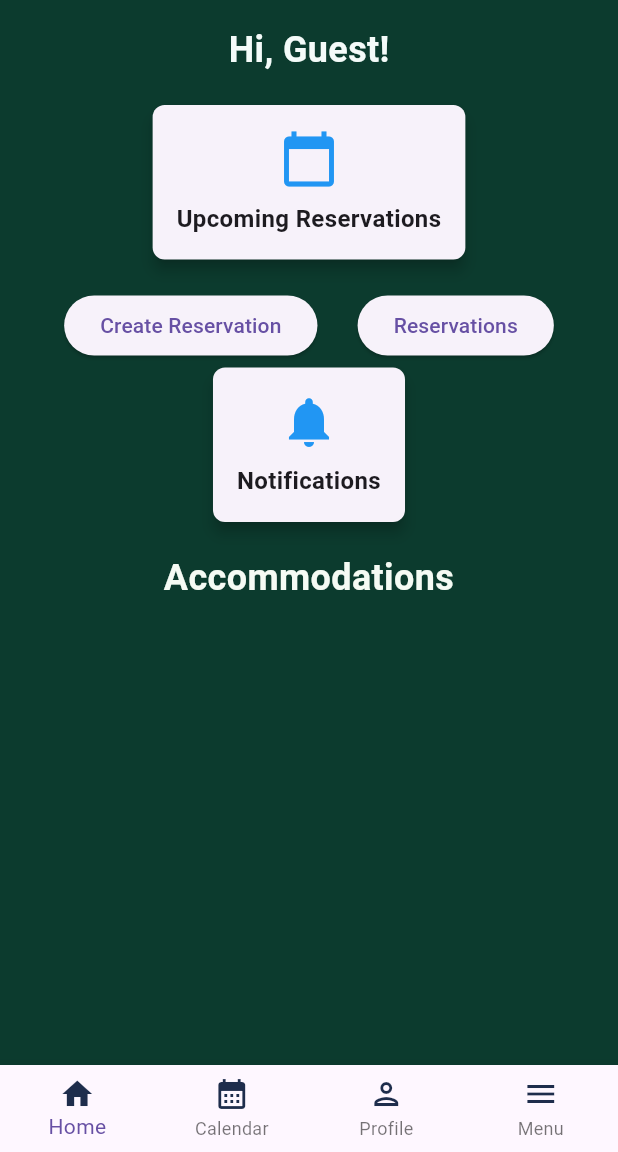
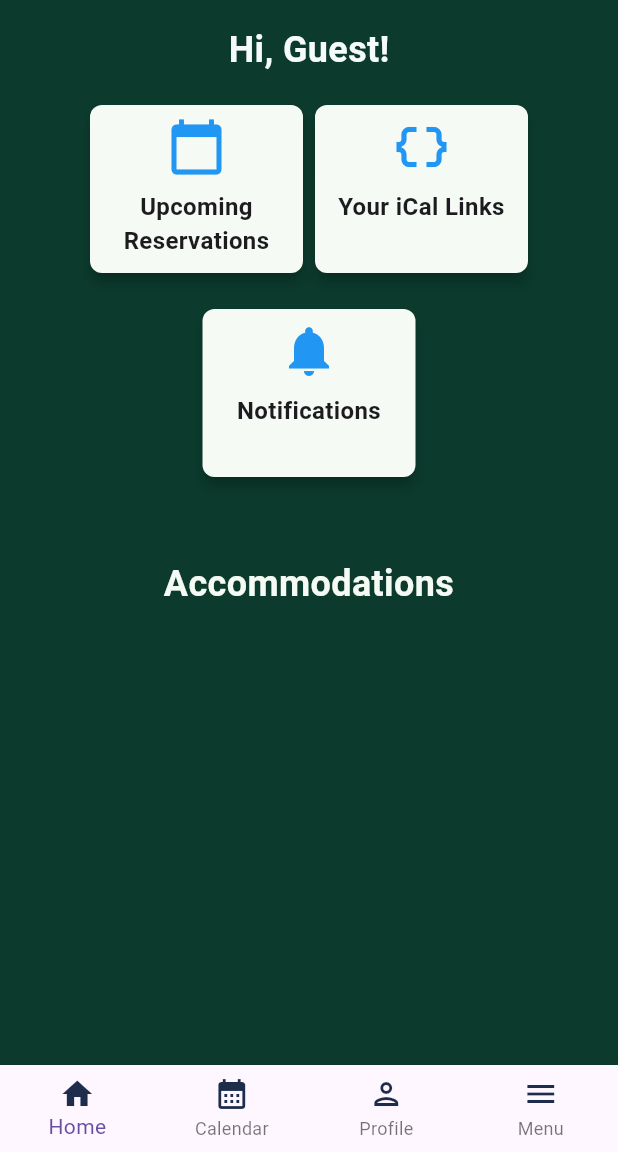
Before and after one commit to MiltiadisR/CapstoneProject, a Flutter app: the screen it shows once a user with an empty profile is signed in, on a phone screen of 412 x 824 dp, the part 84-1236 px from its top. Run offline on Flutter 3.47's test engine with Material 3 defaults, Android fonts, the phone set to English and light mode, and no system bars; our stand-ins replace cached_network_image, carousel_slider, cloud_firestore, firebase_auth, firebase_core, firebase_storage and 5 more; missing offline and left inert: icalendar_parser, paged_vertical_calendar; accounts and stored records are empty.

Commit message:
finishing touches 2

```diff
--- a/main/lib/screens/Authenticate/sign_in.dart
+++ b/main/lib/screens/Authenticate/sign_in.dart
@@ -18,7 +18,6 @@ class _SignInState extends State<SignIn> {
   final _formkey = GlobalKey<FormState>();
   bool loading = false;
 
-  // text field state
   String email = '';
   String password = '';
   String error = '';
--- a/main/lib/screens/home/Home.dart
+++ b/main/lib/screens/home/Home.dart
@@ -4,6 +4,7 @@ import 'package:main/Load_data.dart';
 import 'package:main/Notifications.dart';
 import 'package:main/Reservation_Details.dart';
 import 'package:main/Reservation_Details_only_one.dart';
+import 'package:main/Settings.dart';
 import 'package:main/services/auth.dart';
 import '../../services/database.dart';
 import 'package:provider/provider.dart';
@@ -41,7 +42,6 @@ class _Home_PageState extends State<Home> {
                 child: Column(
                   crossAxisAlignment: CrossAxisAlignment.center,
                   children: [
-                    // Personalized Greetings
                     Text(
                       'Hi, $userName!',
                       style: TextStyle(
@@ -50,52 +50,55 @@ class _Home_PageState extends State<Home> {
                           color: Color(0xFFF4FBF9)),
                     ),
                     SizedBox(height: 16.0),
-
-                    // Upcoming Reservations Overview
-                    CardWidget(
+                    Row(
+                      mainAxisAlignment: MainAxisAlignment.center,
+                      children: [
+                        FittedBox(
+                          fit: BoxFit.contain,
+                          child: CardWidget(
                               title: 'Upcoming Reservations',
                               icon: Icons.calendar_today,
                               path: Reservation_Details()),
-
-                    SizedBox(height: 16.0),
-
-                    // Quick Actions
-                    Row(
-                      mainAxisAlignment: MainAxisAlignment.spaceEvenly,
-                      children: [
-                        ElevatedButton(
-                          onPressed: () {
-                            Navigator.of(context).push(
-                              MaterialPageRoute(
-                                builder: (context) => Load_Data(),
                         ),
-                            );
-                          },
-                          child: Text('Create Reservation'),
-                        ),
-                        ElevatedButton(
-                          onPressed: () {
-                            Navigator.of(context).push(
-                              MaterialPageRoute(
-                                builder: (context) => Reservation_Details(),
-                              ),
-                            );
-                          },
-                          child: Text('Reservations'),
-                        ),
+                        FittedBox(
+                            fit: BoxFit.contain,
+                            child: CardWidget(
+                                title: 'Your iCal Links',
+                                icon: Icons.data_object_outlined,
+                                path: Settings_View())),
                       ],
                     ),
-
-                    // Other Card Widgets
+                    SizedBox(height: 16.0),
+                    // Row(
+                    //   mainAxisAlignment: MainAxisAlignment.spaceEvenly,
+                    //   children: [
+                    //     ElevatedButton(
+                    //       onPressed: () {
+                    //         Navigator.of(context).push(
+                    //           MaterialPageRoute(
+                    //             builder: (context) => Load_Data(),
+                    //           ),
+                    //         );
+                    //       },
+                    //       child: Text('Create Reservation'),
+                    //     ),
+                    //     ElevatedButton(
+                    //       onPressed: () {
+                    //         Navigator.of(context).push(
+                    //           MaterialPageRoute(
+                    //             builder: (context) => Reservation_Details(),
+                    //           ),
+                    //         );
+                    //       },
+                    //       child: Text('Reservations'),
+                    //     ),
+                    //   ],
+                    // ),
                     CardWidget(
                         title: 'Notifications',
                         icon: Icons.notifications,
                         path: Notifications_View()),
-                    // CardWidget(title: 'Search Bar', icon: Icons.search),
-                    // CardWidget(title: 'Featured Content', icon: Icons.star),
-                    // CardWidget(title: 'Recent Activity', icon: Icons.history),
-                    // CardWidget(title: 'Promotions or Announcements',icon: Icons.announcement,),
-                    SizedBox(height: 16.0),
+                    SizedBox(height: 50.0),
                     Text(
                       'Accommodations',
                       style: TextStyle(
@@ -122,7 +125,7 @@ class _Home_PageState extends State<Home> {
     final userId = _auth.getCurrentUserId();
 
     if (members.docs.isNotEmpty) {
-      // Find the document corresponding to the logged-in user
+      // we try to get the name of the user
       final userDoc = members.docs.firstWhere(
         (doc) => doc.id == userId,
       );
@@ -131,19 +134,18 @@ class _Home_PageState extends State<Home> {
     return 'Guest';
   }
 
-  // ignore: unused_element
-  List _geticals(QuerySnapshot ICALLINKS) {
-    final userId = _auth.getCurrentUserId();
+  //List _geticals(QuerySnapshot ICALLINKS) {
+  // final userId = _auth.getCurrentUserId();
 
-    if (ICALLINKS.docs.isNotEmpty) {
-      // Find the document corresponding to the logged-in user
-      final userDoc = ICALLINKS.docs.firstWhere(
-        (doc) => doc.id == userId,
-      );
-      return userDoc['icalLinks'];
-    }
-    return [];
-  }
+  // if (ICALLINKS.docs.isNotEmpty) {
+  //Here we try to find if the user has the  Find the document corresponding to the logged-in user
+  //final userDoc = ICALLINKS.docs.firstWhere(
+  //(doc) => doc.id == userId,
+  //);
+  //return userDoc['icalLinks'];
+  //}
+  // return [];
+  //}
 }
 
 class CarouselDemo extends StatelessWidget {
@@ -284,11 +286,15 @@ class CardWidget extends StatefulWidget {
 class _CardWidgetState extends State<CardWidget> {
   @override
   Widget build(BuildContext context) {
-    return Card(
+    return Container(
+      width: 150.0,
+      height: 120.0,
+      child: Card(
         elevation: 4.0,
         shape: RoundedRectangleBorder(
           borderRadius: BorderRadius.circular(8.0),
         ),
+        color: Color(0xFFF5FBF4),
         child: InkWell(
           onTap: () {
             Navigator.of(context).push(
@@ -296,10 +302,9 @@ class _CardWidgetState extends State<CardWidget> {
                 builder: (context) => widget.path,
               ),
             );
-          // Add navigation or action on card tap
           },
           child: Padding(
-          padding: const EdgeInsets.all(16.0),
+            padding: const EdgeInsets.all(8.0),
             child: Column(
               children: [
                 Icon(widget.icon, size: 40.0, color: Colors.blue),
@@ -310,6 +315,7 @@ class _CardWidgetState extends State<CardWidget> {
                   textAlign: TextAlign.center,
                 ),
               ],
+            ),
           ),
         ),
       ),
@@ -332,8 +338,8 @@ class _RoomWidgetState extends State<RoomWidget> {
   @override
   Widget build(BuildContext context) {
     return Container(
-      width: 200.0, // Set your desired width
-      height: 200.0, // Set your desired height
+      width: 200.0,
+      height: 200.0,
       child: Card(
         elevation: 4.0,
         shape: RoundedRectangleBorder(
@@ -347,7 +353,6 @@ class _RoomWidgetState extends State<RoomWidget> {
                 builder: (context) => widget.path,
               ),
             );
-            // Add navigation or action on card tap
           },
           child: Padding(
             padding: const EdgeInsets.all(5.0),
```
Also changed, not shown: main/lib/Notifications.dart (+10 -0 lines), main/lib/Profile.dart (+9 -20 lines), main/lib/Reservation_Details.dart (+12 -6 lines), main/lib/Reservation_Details_only_one.dart (+11 -4 lines). Lines whose indentation alone changed are shown as unchanged.
